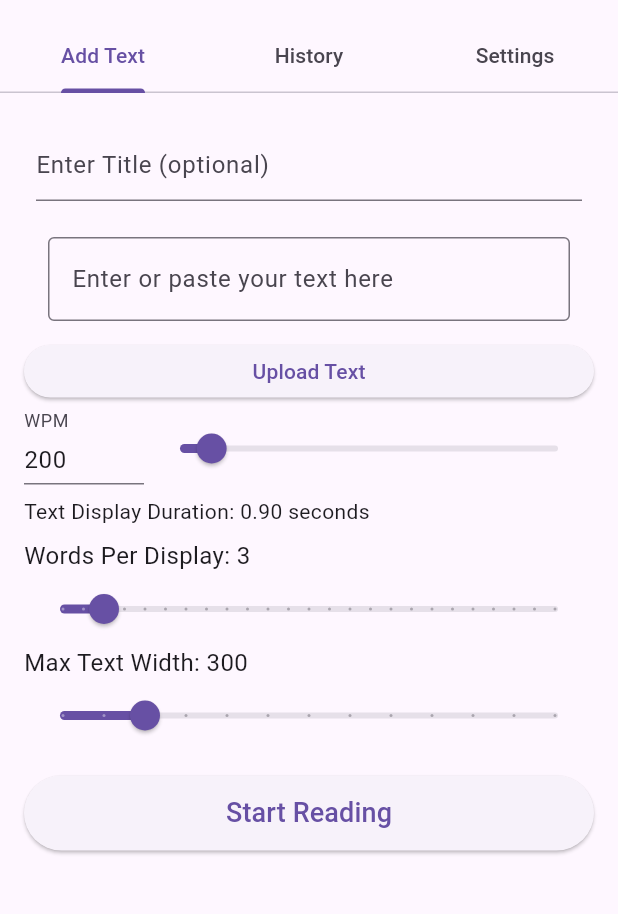
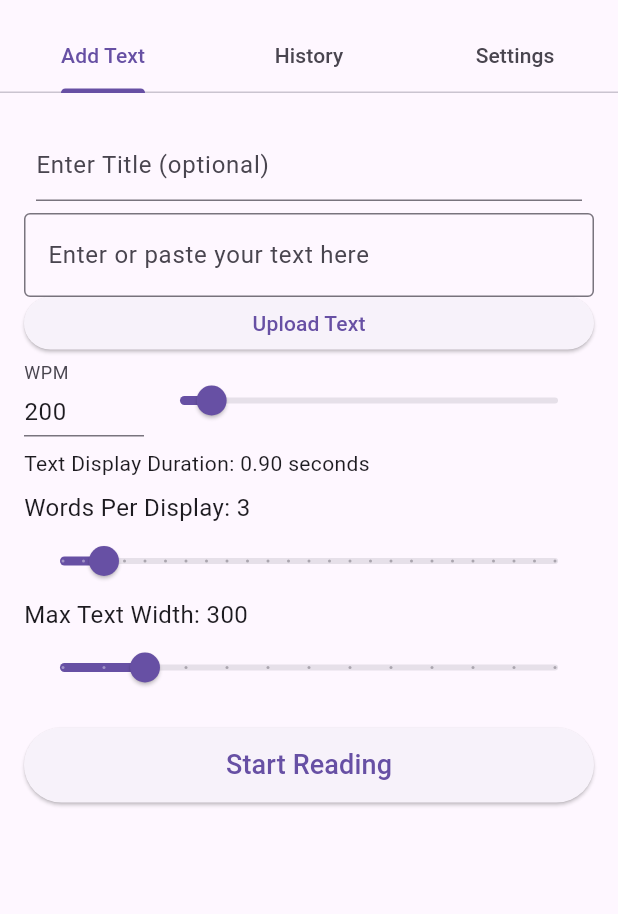
Before and after one commit to Gorm2303/Rapid-serial-visual-presentation, a Flutter app: the screen it shows after launch, on a phone screen of 412 x 824 dp, the part 63-977 px from its top. Run offline on Flutter 3.47's test engine with Material 3 defaults, Android fonts, the phone set to English and light mode, and no system bars; our stand-ins replace file_picker, shared_preferences.

Commit message:
Fixed the textArea

```diff
--- a/rsvp_app/lib/screens/home_screen.dart
+++ b/rsvp_app/lib/screens/home_screen.dart
@@ -5,7 +5,6 @@ import 'package:rsvp_app/providers/text_provider.dart';
 import 'package:rsvp_app/screens/history_screen.dart';
 import 'package:rsvp_app/screens/reading_screen.dart';
 import 'package:rsvp_app/screens/settings_screen.dart';
-import 'package:rsvp_app/widgets/text_input_widget.dart';
 import '../services/file_service.dart';
 import '../widgets/wpm_slider_widget.dart';
 
@@ -87,9 +86,9 @@ class _HomeScreenState extends State<HomeScreen> {
   Widget _buildAddTextTab() {
     return Padding(
       padding: const EdgeInsets.all(16.0),
-      child: Center(
         child: ConstrainedBox(
           constraints: const BoxConstraints(maxWidth: 1000),
+          child: SingleChildScrollView( // Wrap the column in a SingleChildScrollView
             child: Column(
               crossAxisAlignment: CrossAxisAlignment.start,
               children: [
@@ -133,13 +132,18 @@ class _HomeScreenState extends State<HomeScreen> {
     );
   }
 
-  // Main text input widget
   Widget _buildTextInput() {
-    return Flexible(
-      fit: FlexFit.loose,
-      child: Padding(
-        padding: const EdgeInsets.all(8.0),
-        child: TextInputWidget(controller: _textController),
+    return ConstrainedBox(
+      constraints: const BoxConstraints(
+        maxHeight: 350, // Set the maximum height to 200
+      ),
+      child: TextField(
+        controller: _textController,
+        maxLines: null, // Allows unlimited lines of text
+        decoration: const InputDecoration(
+          border: OutlineInputBorder(),
+          hintText: 'Enter or paste your text here',
+        ),
       ),
     );
   }
--- a/rsvp_app/lib/widgets/text_input_widget.dart
+++ /dev/null
@@ -1,22 +0,0 @@
-import 'package:flutter/material.dart';
-
-class TextInputWidget extends StatelessWidget {
-  final TextEditingController controller;
-
-  const TextInputWidget({super.key, required this.controller});
-
-  @override
-  Widget build(BuildContext context) {
-    return Padding(
-      padding: const EdgeInsets.all(8.0),
-      child: TextField(
-        controller: controller,
-        maxLines: null, // Allows unlimited lines of text
-        decoration: const InputDecoration(
-          border: OutlineInputBorder(),
-          hintText: 'Enter or paste your text here',
-        ),
-      ),
-    );
-  }
-}
```
Lines whose indentation alone changed are shown as unchanged.
